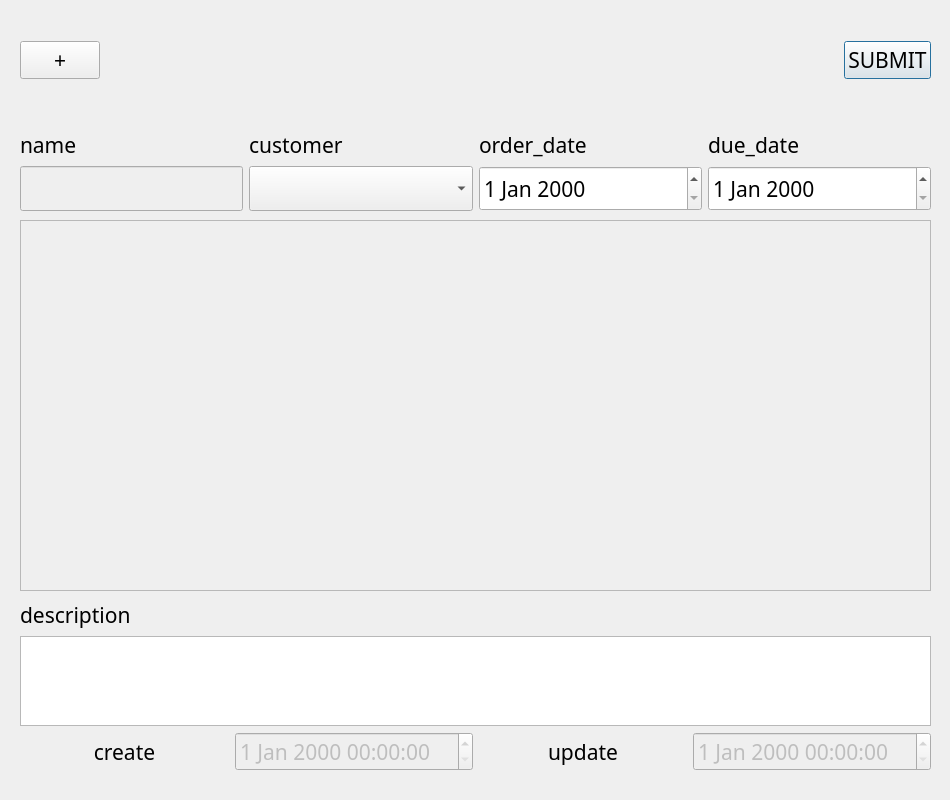
This is ui/ordersWidget.ui in SuhYeoJee/OrderManager as Qt 5 draws it before an edit. The edited form follows.
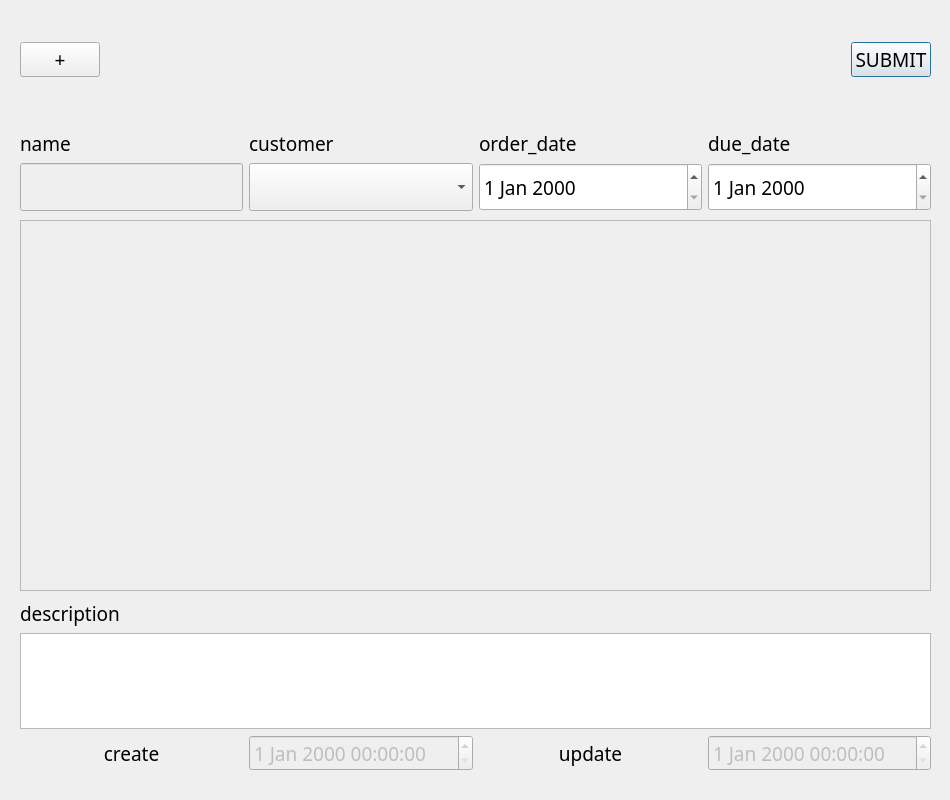
This is the edited form.

Diff of the .ui file:
```diff
--- a/ui/ordersWidget.ui
+++ b/ui/ordersWidget.ui
@@ -16,7 +16,7 @@
   <property name="font">
    <font>
     <family>굴림</family>
-    <pointsize>16</pointsize>
+    <pointsize>14</pointsize>
    </font>
   </property>
   <property name="windowTitle">
```
